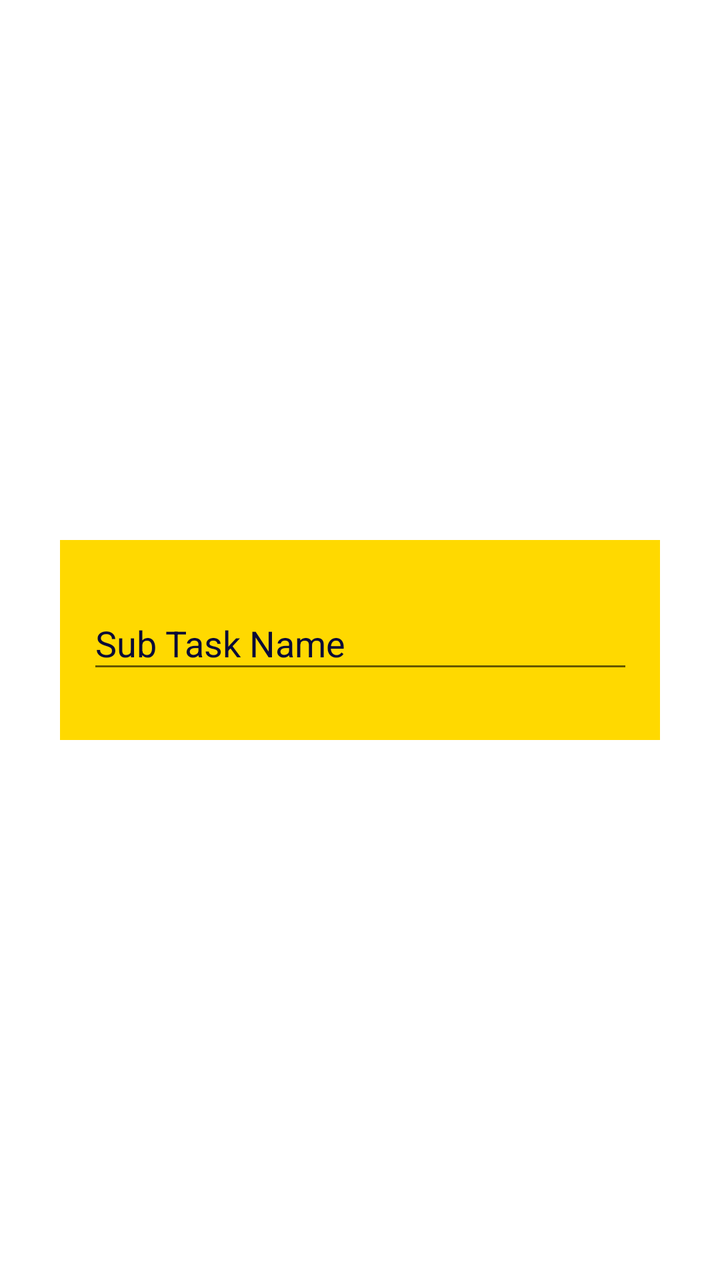
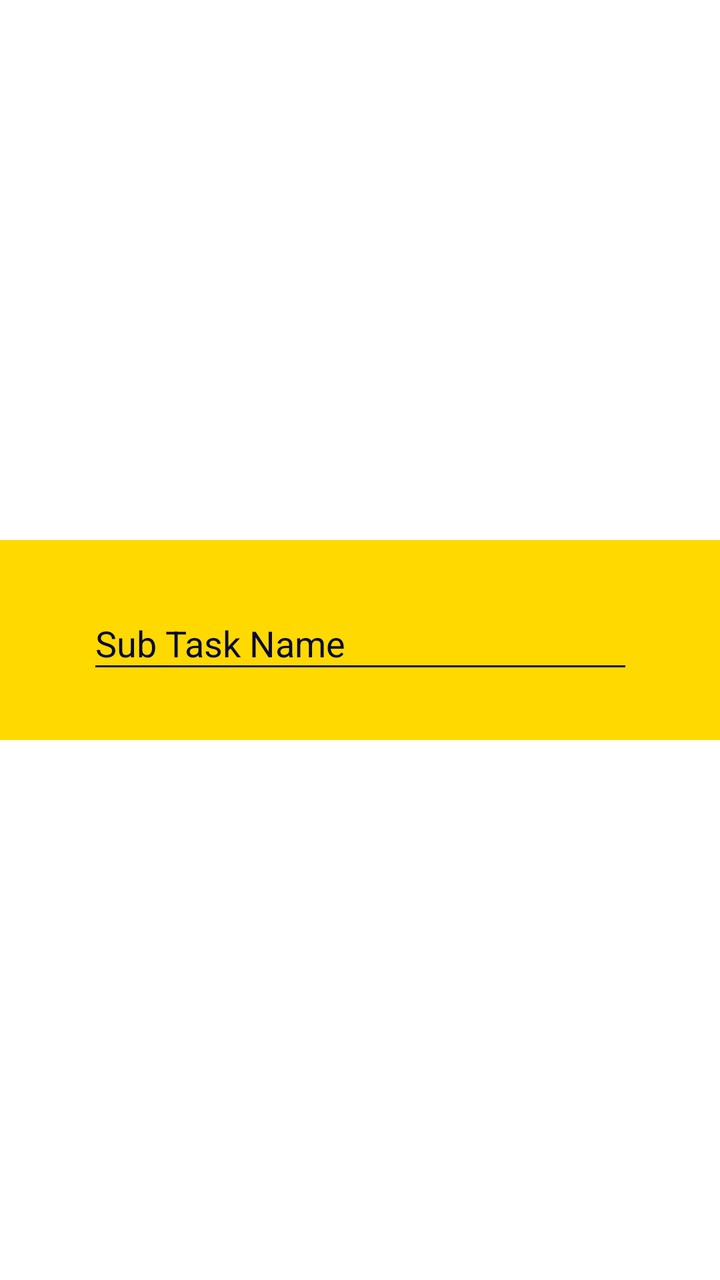

The first picture is an Android layout as it rendered before a commit; the second is the same layout after the commit. The layout source and the unified diff follow.
<!-- AndroidManifest.xml: application theme Theme.Tasqr -->
<!-- res/layout/popup_addsubtask.xml -->
<?xml version="1.0" encoding="utf-8"?>
<androidx.constraintlayout.widget.ConstraintLayout xmlns:android="http://schemas.android.com/apk/res/android"
    xmlns:app="http://schemas.android.com/apk/res-auto"
    xmlns:tools="http://schemas.android.com/tools"
    android:id="@+id/subtask_name"
    android:layout_width="match_parent"
    android:layout_height="match_parent">

    <View
        android:id="@+id/view"
        android:layout_width="match_parent"
        android:layout_height="100dp"
        android:layout_margin="30dp"
        android:background="@drawable/rectangle"
        app:layout_constraintBottom_toBottomOf="parent"
        app:layout_constraintEnd_toEndOf="parent"
        app:layout_constraintStart_toStartOf="parent"
        app:layout_constraintTop_toTopOf="parent" />

    <EditText
        android:id="@+id/subtask_nameadd"
        android:layout_width="273dp"
        android:layout_height="43dp"
        android:ems="10"
        android:inputType="textPersonName"
        app:layout_constraintBottom_toBottomOf="@+id/view"
        app:layout_constraintEnd_toEndOf="@+id/view"
        app:layout_constraintStart_toStartOf="@+id/view"
        app:layout_constraintTop_toTopOf="@+id/view"
        android:textColor="@color/tasqr_blue"
        android:textColorHint="@color/tasqr_blue"
        android:hint="Sub Task Name"/>
</androidx.constraintlayout.widget.ConstraintLayout>
<!-- resources referenced by this layout -->
<resources>
  <color name="tasqr_blue">#090B37</color>
  <!-- drawable rectangle (drawable) -->
  <?xml version="1.0" encoding="UTF-8"?>
  <shape xmlns:android="http://schemas.android.com/apk/res/android" android:id="@+id/listview_background_shape">
      <solid android:color="@color/tasqr_yellow" />
  </shape>
  <style name="Theme.Tasqr" parent="Theme.MaterialComponents.DayNight.DarkActionBar">
          
          <item name="colorPrimary">@color/tasqr_yellow</item>
          <item name="colorPrimaryVariant">@color/purple_700</item>
          <item name="colorOnPrimary">@color/white</item>
          
          <item name="colorSecondary">@color/teal_200</item>
          <item name="colorSecondaryVariant">@color/teal_700</item>
          <item name="colorOnSecondary">@color/black</item>
          
          <item name="android:statusBarColor" tools:targetApi="l">?attr/colorPrimaryVariant</item>
          
      </style>
  <color name="tasqr_yellow">#FFD900</color>
  <color name="purple_700">#FF3700B3</color>
  <color name="white">#FFFFFFFF</color>
  <color name="teal_200">#FF03DAC5</color>
  <color name="teal_700">#FF018786</color>
  <color name="black">#FF000000</color>
</resources>

<!-- the commit's change to res/layout/popup_addsubtask.xml (unified diff, before → after) -->
@@ -1,7 +1,6 @@
 <?xml version="1.0" encoding="utf-8"?>
 <androidx.constraintlayout.widget.ConstraintLayout xmlns:android="http://schemas.android.com/apk/res/android"
     xmlns:app="http://schemas.android.com/apk/res-auto"
-    xmlns:tools="http://schemas.android.com/tools"
     android:id="@+id/subtask_name"
     android:layout_width="match_parent"
     android:layout_height="match_parent">
@@ -10,7 +9,6 @@
         android:id="@+id/view"
         android:layout_width="match_parent"
         android:layout_height="100dp"
-        android:layout_margin="30dp"
         android:background="@drawable/rectangle"
         app:layout_constraintBottom_toBottomOf="parent"
         app:layout_constraintEnd_toEndOf="parent"
@@ -21,13 +19,14 @@
         android:id="@+id/subtask_nameadd"
         android:layout_width="273dp"
         android:layout_height="43dp"
+        android:backgroundTint="@color/tasqr_blue"
         android:ems="10"
+        android:hint="Sub Task Name"
         android:inputType="textPersonName"
+        android:textColor="@color/tasqr_blue"
+        android:textColorHint="@color/tasqr_blue"
         app:layout_constraintBottom_toBottomOf="@+id/view"
         app:layout_constraintEnd_toEndOf="@+id/view"
         app:layout_constraintStart_toStartOf="@+id/view"
-        app:layout_constraintTop_toTopOf="@+id/view"
-        android:textColor="@color/tasqr_blue"
-        android:textColorHint="@color/tasqr_blue"
-        android:hint="Sub Task Name"/>
+        app:layout_constraintTop_toTopOf="@+id/view" />
 </androidx.constraintlayout.widget.ConstraintLayout>
